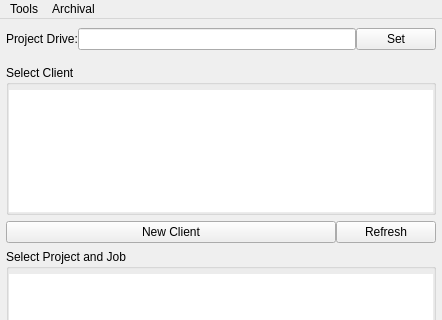
First picture: the form in po/main_res.ui, repository najar1412/po, before the edit; both pictures show x 0 to 442 and y 0 to 320 of the 442 by 862 pixel window.
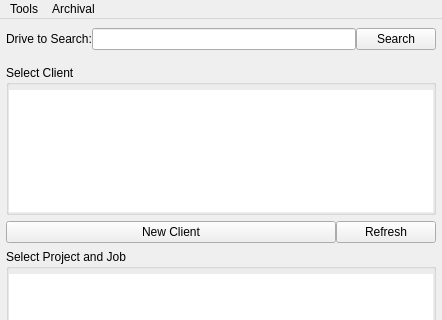
Second picture: the form after the edit.

```diff
--- a/po/main_res.ui
+++ b/po/main_res.ui
@@ -87,7 +87,7 @@
        <item>
         <widget class="QLabel" name="l_project_drive">
          <property name="text">
-          <string>Project Drive:</string>
+          <string>Drive to Search:</string>
          </property>
         </widget>
        </item>
@@ -101,7 +101,7 @@
        <item>
         <widget class="QPushButton" name="pb_project_drive">
          <property name="text">
-          <string>Set</string>
+          <string>Search</string>
          </property>
         </widget>
        </item>
```
Left out of the diff: 6 changed lines with no effect on the pictures.
